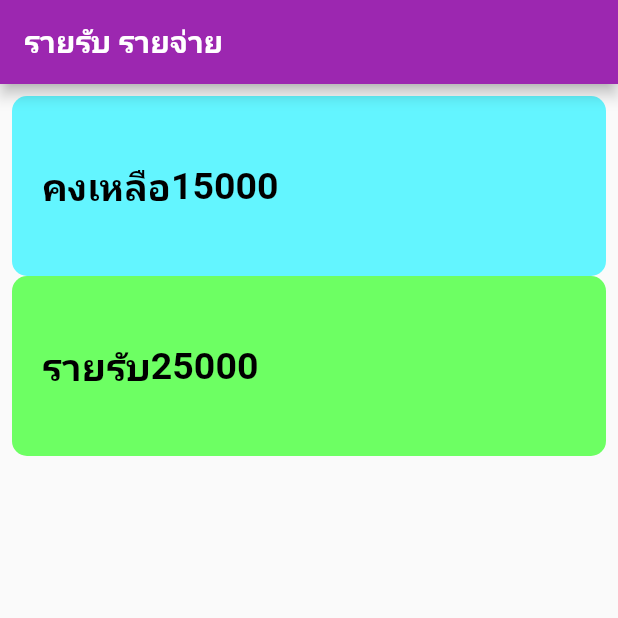
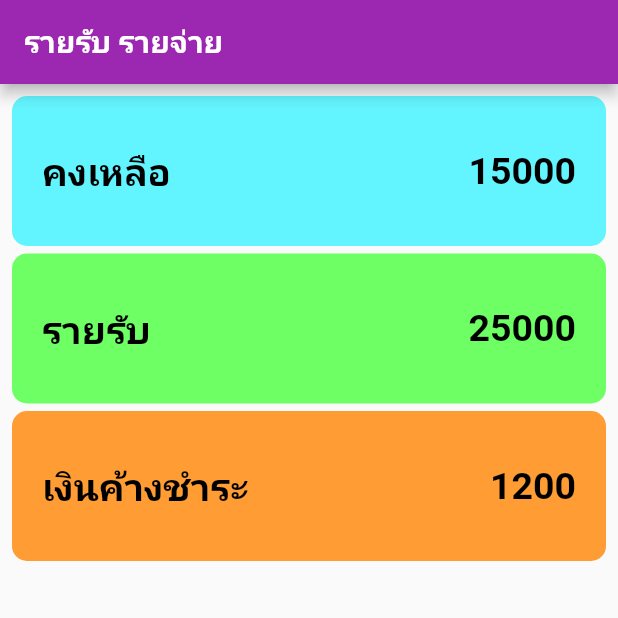
Before and after one commit to napassorn29/basic_flutter, a Flutter app: the screen it shows after launch, on a phone screen of 412 x 824 dp, the top half of it. Run offline on Flutter 3.47's test engine with Material 2 defaults, Android fonts, the light colour scheme and no system bars.

Commit message:
SizedBox (space between box)

```diff
--- a/basic_flutter/basic_flutter/lib/main.dart
+++ b/basic_flutter/basic_flutter/lib/main.dart
@@ -55,8 +55,9 @@ class _MyHomePageState extends State<MyHomePage> {
                 decoration: BoxDecoration(
                     color: Color.fromARGB(255, 99, 245, 255),
                     borderRadius: BorderRadius.circular(10)),
-                height: 120,
+                height: 100,
                 child: Row(
+                  crossAxisAlignment: CrossAxisAlignment.center,
                   children: [
                     Text(
                       "คงเหลือ",
@@ -65,23 +66,30 @@ class _MyHomePageState extends State<MyHomePage> {
                           color: Colors.black,
                           fontWeight: FontWeight.bold),
                     ),
-                    Text(
-                      "15000",
-                      style: TextStyle(
-                          fontSize: 25,
-                          color: Colors.black,
-                          fontWeight: FontWeight.bold),
+                    Expanded(
+                      child: Text(
+                        "15000",
+                        style: TextStyle(
+                            fontSize: 25,
+                            color: Colors.black,
+                            fontWeight: FontWeight.bold),
+                        textAlign: TextAlign.right,
+                      ),
                     )
                   ],
                 ),
+              ),
+              SizedBox(
+                height: 5,
               ),
               Container(
                 padding: const EdgeInsets.all(20.0),
                 decoration: BoxDecoration(
                     color: Color.fromARGB(255, 109, 255, 99),
                     borderRadius: BorderRadius.circular(10)),
-                height: 120,
+                height: 100,
                 child: Row(
+                  crossAxisAlignment: CrossAxisAlignment.center,
                   children: [
                     Text(
                       "รายรับ",
@@ -90,12 +98,43 @@ class _MyHomePageState extends State<MyHomePage> {
                           color: Colors.black,
                           fontWeight: FontWeight.bold),
                     ),
+                    Expanded(
+                      child: Text("25000",
+                          style: TextStyle(
+                              fontSize: 25,
+                              color: Colors.black,
+                              fontWeight: FontWeight.bold),
+                          textAlign: TextAlign.right),
+                    )
+                  ],
+                ),
+              ),
+              SizedBox(
+                height: 5,
+              ),
+              Container(
+                padding: const EdgeInsets.all(20.0),
+                decoration: BoxDecoration(
+                    color: Color.fromARGB(255, 255, 156, 51),
+                    borderRadius: BorderRadius.circular(10)),
+                height: 100,
+                child: Row(
+                  crossAxisAlignment: CrossAxisAlignment.center,
+                  children: [
                     Text(
-                      "25000",
+                      "เงินค้างชำระ",
                       style: TextStyle(
                           fontSize: 25,
                           color: Colors.black,
                           fontWeight: FontWeight.bold),
+                    ),
+                    Expanded(
+                      child: Text("1200",
+                          style: TextStyle(
+                              fontSize: 25,
+                              color: Colors.black,
+                              fontWeight: FontWeight.bold),
+                          textAlign: TextAlign.right),
                     )
                   ],
                 ),
```
